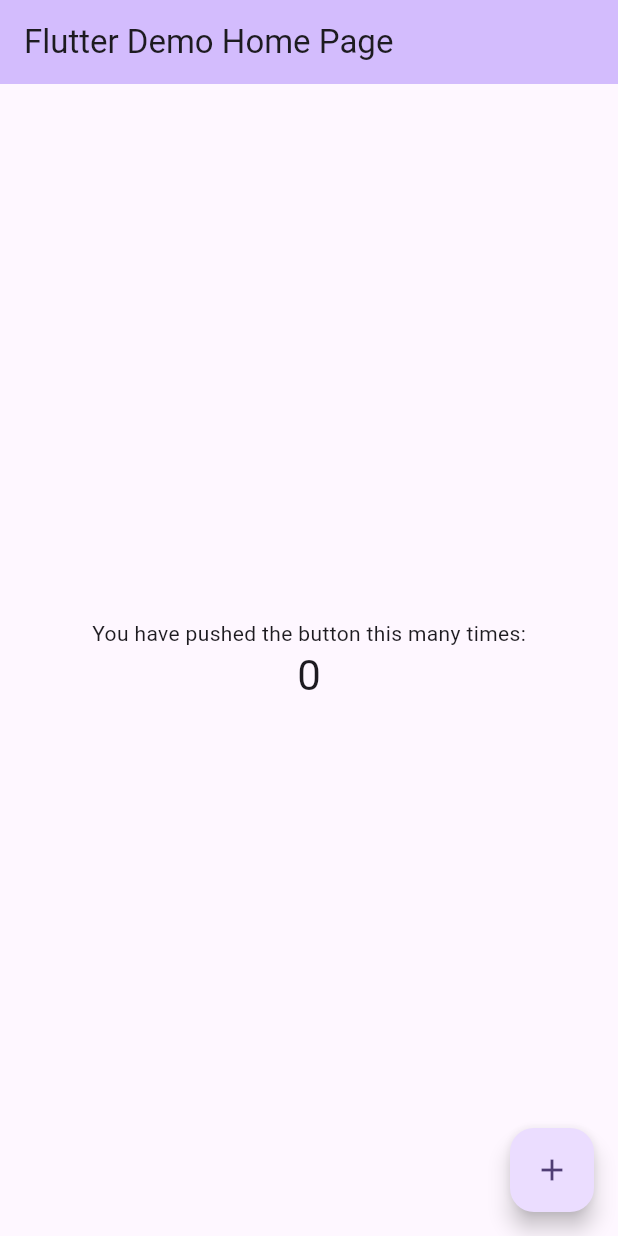
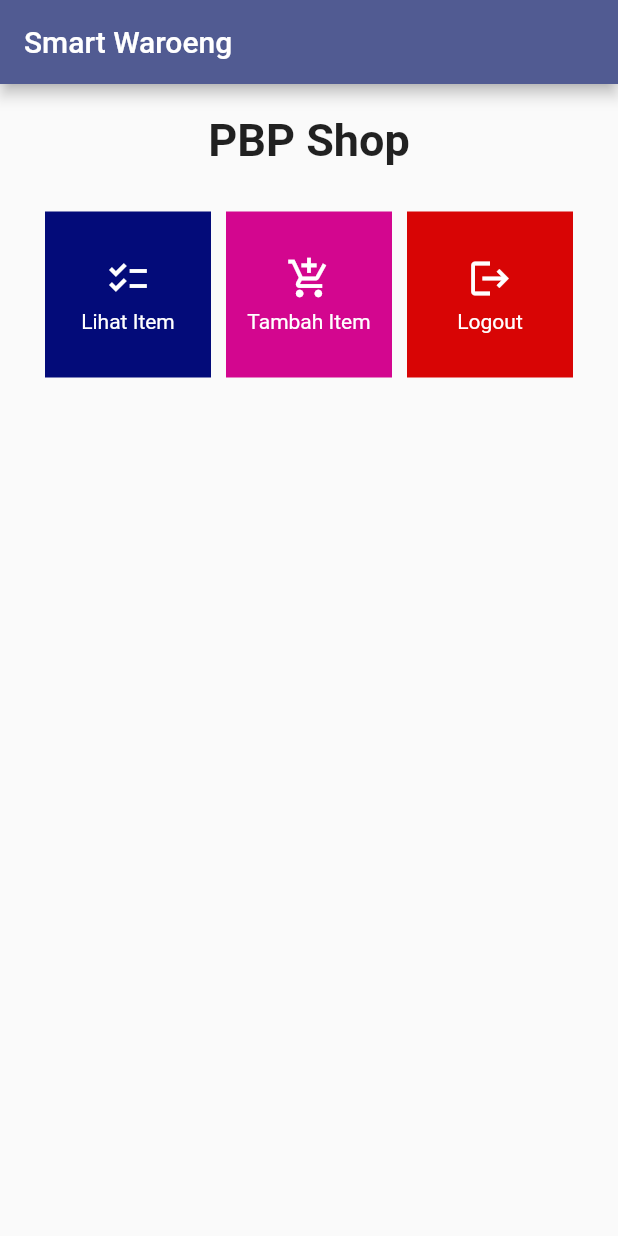
Before and after one commit to sitaamirasyarifah/smart_mobile, a Flutter app: the screen it shows after launch, on a phone screen of 412 x 824 dp. Run offline on Flutter 3.47's test engine with Material 2 defaults, Android fonts, the phone set to English and light mode, and no system bars.

Commit message:
tugas 7 done

```diff
--- a/lib/main.dart
+++ b/lib/main.dart
@@ -1,4 +1,5 @@
 import 'package:flutter/material.dart';
+import 'package:smart_mobile/menu.dart';
 
 void main() {
   runApp(const MyApp());
@@ -28,98 +29,10 @@
         //
         // This works for code too, not just values: Most code changes can be
         // tested with just a hot reload.
-        colorScheme: ColorScheme.fromSeed(seedColor: Colors.deepPurple),
-        useMaterial3: true,
+        colorScheme: ColorScheme.fromSeed(seedColor: Colors.indigo),
+
       ),
-      home: const MyHomePage(title: 'Flutter Demo Home Page'),
+      home: MyHomePage(),
     );
   }
 }
-
-class MyHomePage extends StatefulWidget {
-  const MyHomePage({super.key, required this.title});
-
-  // This widget is the home page of your application. It is stateful, meaning
-  // that it has a State object (defined below) that contains fields that affect
-  // how it looks.
-
-  // This class is the configuration for the state. It holds the values (in this
-  // case the title) provided by the parent (in this case the App widget) and
-  // used by the build method of the State. Fields in a Widget subclass are
-  // always marked "final".
-
-  final String title;
-
-  @override
-  State<MyHomePage> createState() => _MyHomePageState();
-}
-
-class _MyHomePageState extends State<MyHomePage> {
-  int _counter = 0;
-
-  void _incrementCounter() {
-    setState(() {
-      // This call to setState tells the Flutter framework that something has
-      // changed in this State, which causes it to rerun the build method below
-      // so that the display can reflect the updated values. If we changed
-      // _counter without calling setState(), then the build method would not be
-      // called again, and so nothing would appear to happen.
-      _counter++;
-    });
-  }
-
-  @override
-  Widget build(BuildContext context) {
-    // This method is rerun every time setState is called, for instance as done
-    // by the _incrementCounter method above.
-    //
-    // The Flutter framework has been optimized to make rerunning build methods
-    // fast, so that you can just rebuild anything that needs updating rather
-    // than having to individually change instances of widgets.
-    return Scaffold(
-      appBar: AppBar(
-        // TRY THIS: Try changing the color here to a specific color (to
-        // Colors.amber, perhaps?) and trigger a hot reload to see the AppBar
-        // change color while the other colors stay the same.
-        backgroundColor: Theme.of(context).colorScheme.inversePrimary,
-        // Here we take the value from the MyHomePage object that was created by
-        // the App.build method, and use it to set our appbar title.
-        title: Text(widget.title),
-      ),
-      body: Center(
-        // Center is a layout widget. It takes a single child and positions it
-        // in the middle of the parent.
-        child: Column(
-          // Column is also a layout widget. It takes a list of children and
-          // arranges them vertically. By default, it sizes itself to fit its
-          // children horizontally, and tries to be as tall as its parent.
-          //
-          // Column has various properties to control how it sizes itself and
-          // how it positions its children. Here we use mainAxisAlignment to
-          // center the children vertically; the main axis here is the vertical
-          // axis because Columns are vertical (the cross axis would be
-          // horizontal).
-          //
-          // TRY THIS: Invoke "debug painting" (choose the "Toggle Debug Paint"
-          // action in the IDE, or press "p" in the console), to see the
-          // wireframe for each widget.
-          mainAxisAlignment: MainAxisAlignment.center,
-          children: <Widget>[
-            const Text(
-              'You have pushed the button this many times:',
-            ),
-            Text(
-              '$_counter',
-              style: Theme.of(context).textTheme.headlineMedium,
-            ),
-          ],
-        ),
-      ),
-      floatingActionButton: FloatingActionButton(
-        onPressed: _incrementCounter,
-        tooltip: 'Increment',
-        child: const Icon(Icons.add),
-      ), // This trailing comma makes auto-formatting nicer for build methods.
-    );
-  }
-}
--- /dev/null
+++ b/lib/menu.dart
@@ -0,0 +1,130 @@
+import 'package:flutter/material.dart';
+import 'package:smart_mobile/menu.dart';
+
+
+class ShopItem {
+  final String name;
+  final IconData icon;
+
+  ShopItem(this.name, this.icon);
+}
+
+class MyHomePage extends StatelessWidget {
+  MyHomePage({Key? key}) : super(key: key);
+  final List<ShopItem> items = [
+    ShopItem("Lihat Item", Icons.checklist),
+    ShopItem("Tambah Item", Icons.add_shopping_cart),
+    ShopItem("Logout", Icons.logout),
+  ];
+
+  @override
+  Widget build(BuildContext context) {
+    // This method is rerun every time setState is called, for instance as done
+    // by the _incrementCounter method above.
+    //
+    // The Flutter framework has been optimized to make rerunning build methods
+    // fast, so that you can just rebuild anything that needs updating rather
+    // than having to individually change instances of widgets.
+return Scaffold(
+      appBar: AppBar(
+        title: const Text(
+          'Smart Waroeng',
+        ),
+      ),
+      body: SingleChildScrollView(
+        // Widget wrapper yang dapat discroll
+        child: Padding(
+          padding: const EdgeInsets.all(10.0), // Set padding dari halaman
+          child: Column(
+            // Widget untuk menampilkan children secara vertikal
+            children: <Widget>[
+              const Padding(
+                padding: EdgeInsets.only(top: 10.0, bottom: 10.0),
+                // Widget Text untuk menampilkan tulisan dengan alignment center dan style yang sesuai
+                child: Text(
+                  'PBP Shop', // Text yang menandakan toko
+                  textAlign: TextAlign.center,
+                  style: TextStyle(
+                    fontSize: 30,
+                    fontWeight: FontWeight.bold,
+                  ),
+                ),
+              ),
+              // Grid layout
+              GridView.count(
+                // Container pada card kita.
+                primary: true,
+                padding: const EdgeInsets.all(20),
+                crossAxisSpacing: 10,
+                mainAxisSpacing: 10,
+                crossAxisCount: 3,
+                shrinkWrap: true,
+                children: items.map((ShopItem item) {
+                  // Iterasi untuk setiap item
+                  return ShopCard(item);
+                }).toList(),
+              ),
+            ],
+          ),
+        ),
+      ),
+    );
+  }
+}
+
+class ShopCard extends StatelessWidget {
+  final ShopItem item;
+
+  const ShopCard(this.item, {super.key}); // Constructor
+
+  Color getButtonColor(ShopItem item) {
+    if (item.name == "Lihat Item") {
+      return Color.fromARGB(255, 3, 11, 121); // Ubah warna sesuai kebutuhan
+    } else if (item.name == "Tambah Item") {
+      return Color.fromARGB(255, 211, 6, 143); // Ubah warna sesuai kebutuhan
+    } else if (item.name == "Logout") {
+      return const Color.fromARGB(255, 216, 5, 5); // Ubah warna sesuai kebutuhan
+    } else {
+      return Colors.indigo; // Warna default
+    }
+  }
+
+  @override
+  Widget build(BuildContext context) {
+    return Material(
+      color: getButtonColor(item), // Gunakan warna sesuai nama tombol
+      child: InkWell(
+        // Area responsive terhadap sentuhan
+        onTap: () {
+          // Memunculkan SnackBar ketika diklik
+          ScaffoldMessenger.of(context)
+            ..hideCurrentSnackBar()
+            ..showSnackBar(SnackBar(
+                content: Text("Kamu telah menekan tombol ${item.name}!")));
+        },
+        child: Container(
+          // Container untuk menyimpan Icon dan Text
+          padding: const EdgeInsets.all(8),
+          child: Center(
+            child: Column(
+              mainAxisAlignment: MainAxisAlignment.center,
+              children: [
+                Icon(
+                  item.icon,
+                  color: Colors.white,
+                  size: 30.0,
+                ),
+                const Padding(padding: EdgeInsets.all(3)),
+                Text(
+                  item.name,
+                  textAlign: TextAlign.center,
+                  style: const TextStyle(color: Colors.white),
+                ),
+              ],
+            ),
+          ),
+        ),
+      ),
+    );
+  }
+}
```
